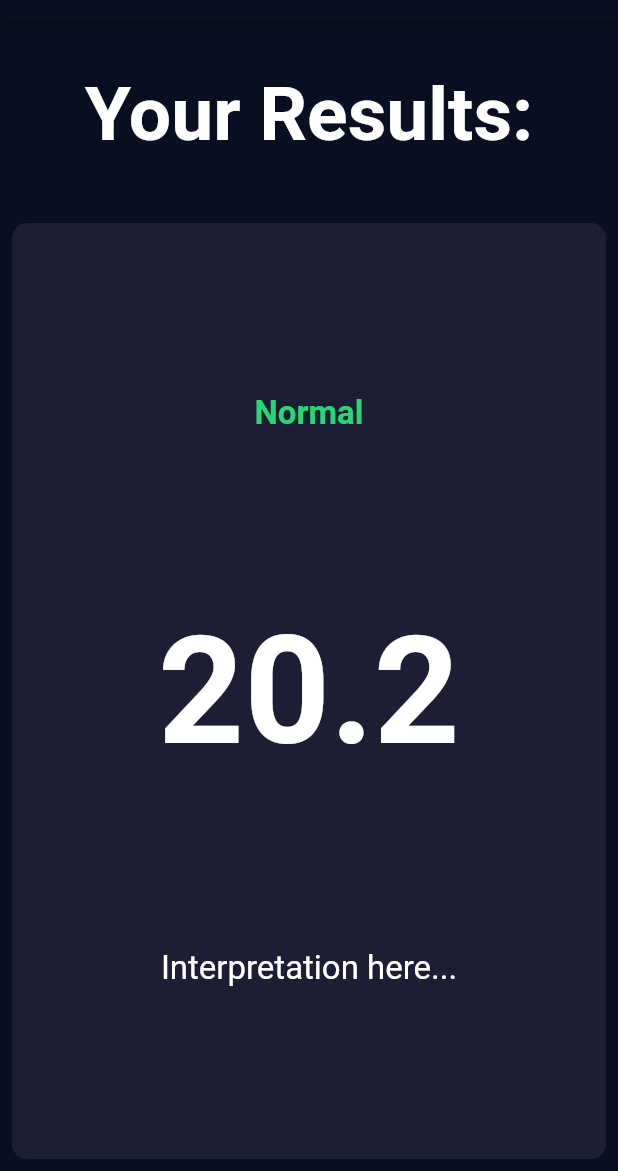
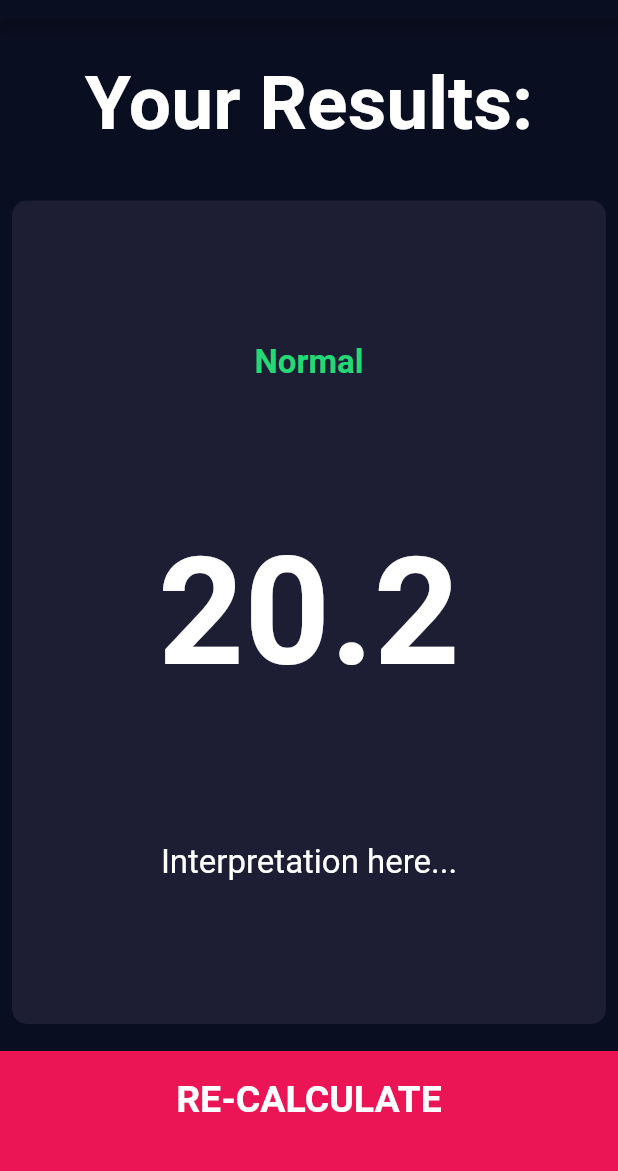
Before and after one commit to dustyfingers/bmi-calc-flutter, a Flutter app: the ResultsPage screen opened directly, on a phone screen of 412 x 824 dp, the part 65-1236 px from its top. Run offline on Flutter 3.47's test engine with Material 2 defaults, Android fonts, the phone set to English and light mode, and no system bars; our stand-ins replace font_awesome_flutter.

Commit message:
finished building results page

```diff
--- a/lib/routes/results_page.dart
+++ b/lib/routes/results_page.dart
@@ -1,3 +1,4 @@
+import 'package:bmi_calculator_flutter/components/calculate_button.dart';
 import 'package:bmi_calculator_flutter/components/reusable_card.dart';
 import 'package:flutter/material.dart';
 
@@ -52,6 +53,12 @@ class ResultsPage extends StatelessWidget {
                 ),
               ),
             ),
+            CalculateButton(
+              title: 'RE-CALCULATE',
+              handleCalculateButtonPressed: () {
+                Navigator.pop(context);
+              },
+            ),
           ]),
     );
   }
```
